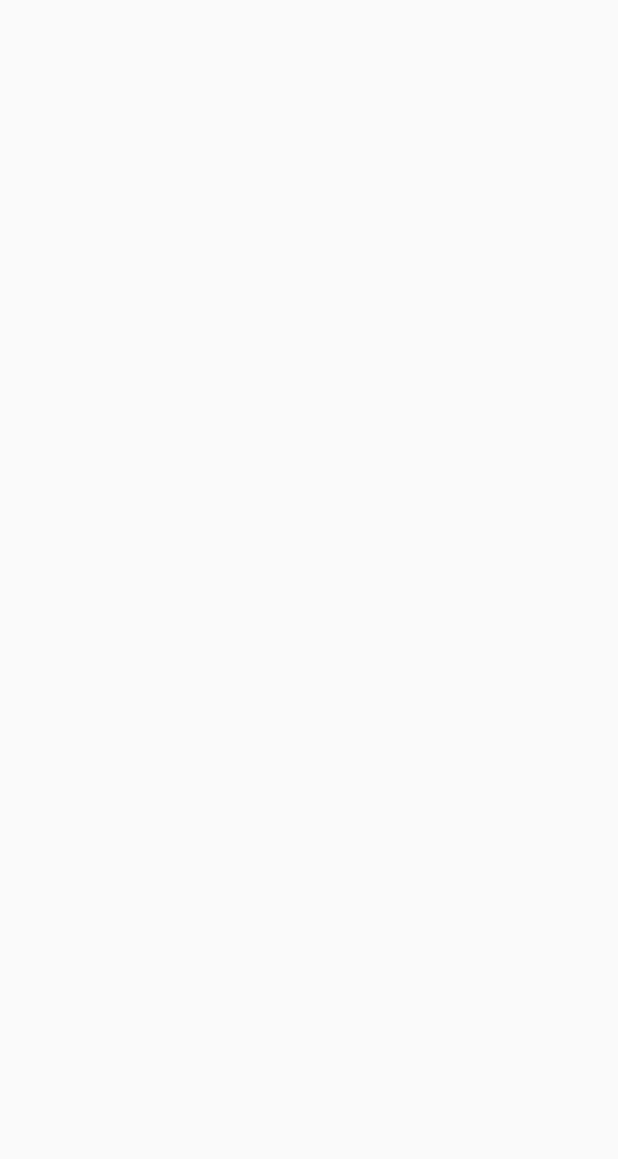
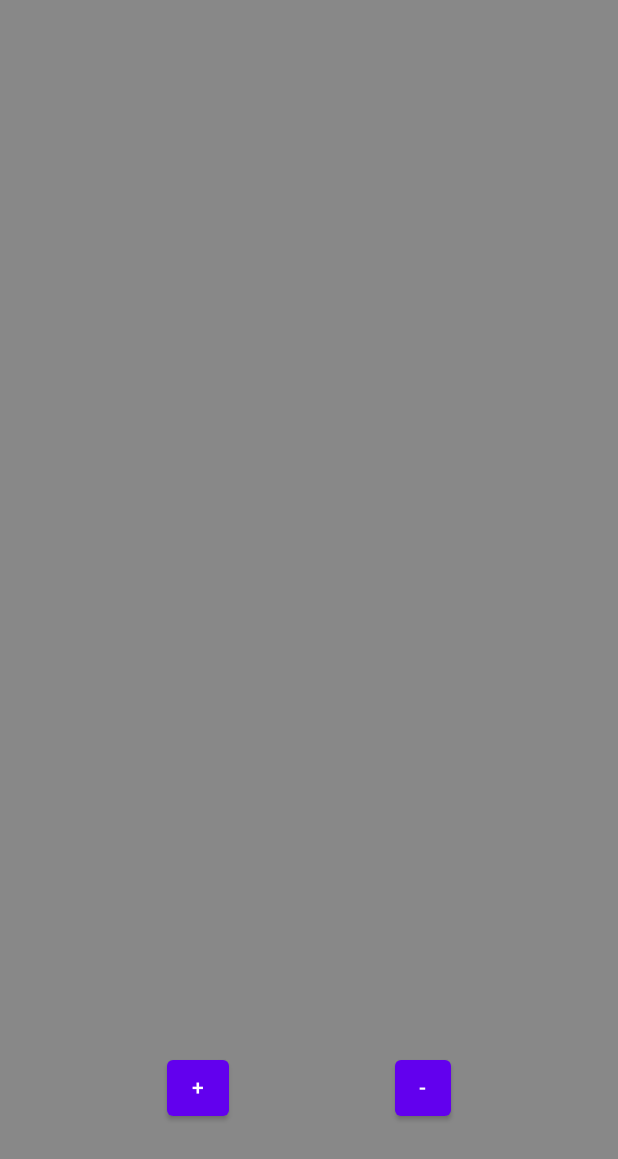
Before and after one commit to Pablit0x/DailyChallengeCards, an Android app built with Jetpack Compose: the screen it shows after launch (MainActivity), on a phone screen of 412 x 824 dp. Before the commit the part shown is empty. Shown: the top 1159 px of the screen. Run offline under Robolectric (Android 15) with nearby library versions, the phone set to English and light mode, and no system bars; our stand-ins replace Dagger/Hilt's generated code, Room's generated code.

Commit message:
Added repo admin buttons

```diff
--- a/app/src/main/java/com/pa/dailychallengecards/data/data_source/ChallengeDao.kt
+++ b/app/src/main/java/com/pa/dailychallengecards/data/data_source/ChallengeDao.kt
@@ -1,6 +1,7 @@
 package com.pa.dailychallengecards.data.data_source
 
 import androidx.room.Dao
+import androidx.room.Delete
 import androidx.room.Insert
 import androidx.room.Query
 import com.pa.dailychallengecards.domain.model.Challenge
@@ -36,4 +37,7 @@
 
     @Insert
     fun addChallenge(challenge: Challenge)
+
+    @Query("DELETE FROM Challenge")
+    fun deleteAllChallenges()
 }
--- a/app/src/main/java/com/pa/dailychallengecards/data/repository/ChallengeRepositoryImpl.kt
+++ b/app/src/main/java/com/pa/dailychallengecards/data/repository/ChallengeRepositoryImpl.kt
@@ -37,4 +37,8 @@
         challengeDao.getCompletedChallenges(completedStatus = completedStatus)
 
     override fun addChallenge(challenge: Challenge) = challengeDao.addChallenge(challenge)
+
+    override fun deleteAllChallenges() {
+        challengeDao.deleteAllChallenges()
+    }
 }
--- a/app/src/main/java/com/pa/dailychallengecards/di/AppModule.kt
+++ b/app/src/main/java/com/pa/dailychallengecards/di/AppModule.kt
@@ -44,7 +44,8 @@
             updateChallengeStatus = UpdateChallengeStatus(repository),
             rollDailySelection = RollDailySelection(repository),
             resetDailySelection = ResetDailySelection(repository),
-            addChallenge = AddChallenge(repository)
+            addChallenge = AddChallenge(repository),
+            deleteAllChallenges = DeleteAllChallenges(repository)
         )
     }
 
--- a/app/src/main/java/com/pa/dailychallengecards/domain/repository/ChallengeRepository.kt
+++ b/app/src/main/java/com/pa/dailychallengecards/domain/repository/ChallengeRepository.kt
@@ -26,4 +26,6 @@
     fun getCompletedChallenges(completedStatus: ChallengeStatus): Flow<List<Challenge>>
 
     fun addChallenge(challenge: Challenge)
+
+    fun deleteAllChallenges()
 }
--- a/app/src/main/java/com/pa/dailychallengecards/domain/use_case/ChallengeUseCases.kt
+++ b/app/src/main/java/com/pa/dailychallengecards/domain/use_case/ChallengeUseCases.kt
@@ -6,5 +6,6 @@
     val updateChallengeStatus: UpdateChallengeStatus,
     val rollDailySelection: RollDailySelection,
     val resetDailySelection: ResetDailySelection,
-    val addChallenge: AddChallenge
+    val addChallenge: AddChallenge,
+    val deleteAllChallenges: DeleteAllChallenges
 )
--- /dev/null
+++ b/app/src/main/java/com/pa/dailychallengecards/domain/use_case/DeleteAllChallenges.kt
@@ -0,0 +1,10 @@
+package com.pa.dailychallengecards.domain.use_case
+
+import com.pa.dailychallengecards.domain.model.Challenge
+import com.pa.dailychallengecards.domain.repository.ChallengeRepository
+
+class DeleteAllChallenges(
+    private val challengeRepository: ChallengeRepository
+) {
+    operator fun invoke() = challengeRepository.deleteAllChallenges()
+}
--- a/app/src/main/java/com/pa/dailychallengecards/presentation/challenges/ChallengeScreen.kt
+++ b/app/src/main/java/com/pa/dailychallengecards/presentation/challenges/ChallengeScreen.kt
@@ -1,15 +1,20 @@
 package com.pa.dailychallengecards.presentation.challenges
 
-import androidx.compose.foundation.layout.Arrangement
-import androidx.compose.foundation.layout.Column
-import androidx.compose.foundation.layout.fillMaxSize
+
+import androidx.compose.foundation.background
+import androidx.compose.foundation.layout.*
+import androidx.compose.material.Button
 import androidx.compose.material.Text
-import androidx.compose.runtime.Composable
-import androidx.compose.runtime.collectAsState
-import androidx.compose.runtime.getValue
+import androidx.compose.runtime.*
 import androidx.compose.ui.Alignment
 import androidx.compose.ui.Modifier
+import androidx.compose.ui.graphics.Color
+import androidx.compose.ui.unit.dp
 import androidx.hilt.navigation.compose.hiltViewModel
+import com.pa.dailychallengecards.R
+import com.pa.dailychallengecards.domain.model.Challenge
+import com.pa.dailychallengecards.domain.model.ChallengeDifficulty
+import com.pa.dailychallengecards.domain.model.ChallengeStatus
 
 @Composable
 fun ChallengesScreen(
@@ -18,16 +23,80 @@
     val dailySelection by viewModel.dailySelection.collectAsState(
         initial = emptyList()
     )
+    var tempInt by remember { mutableStateOf(0) }
+
+    //Background
+    Column(
+        modifier = Modifier
+            .fillMaxSize()
+            .background(Color.Gray),
+    ) {
+    }
+
+    //Challenge presentation
     Column(
         modifier = Modifier.fillMaxSize(),
+
         horizontalAlignment = Alignment.CenterHorizontally,
         verticalArrangement = Arrangement.Center
     ) {
+
         var result = ""
         dailySelection.forEach {
             result += "ID = ${it.id}, TITLE = ${it.title}, DESCRIPTION = ${it.description} \n\n"
         }
-        Text(text =result)
+        Text(text = result)
+        }
+
+
+    //Challenge Admin options
+    Column(
+        modifier = Modifier
+            .fillMaxSize()
+            .padding(0.dp, 0.dp, 0.dp, 80.dp),
+        horizontalAlignment = Alignment.CenterHorizontally,
+        verticalArrangement = Arrangement.Bottom
+        ) {
+        Row(
+            modifier = Modifier
+                .fillMaxHeight(0.05f)
+                .fillMaxWidth(),
+            horizontalArrangement = Arrangement.SpaceEvenly
+        ) {
+            Button(
+                modifier = Modifier
+                    .fillMaxHeight()
+                    .fillMaxWidth(0.1f),
+                onClick = { tempInt = addChallenge(tempInt, viewModel) }
+            ) {
+                Text(text = "+")
+            }
+
+            Button(
+                modifier = Modifier
+                    .fillMaxHeight()
+                    .fillMaxWidth(0.1f),
+                onClick = { viewModel.deleteAllChallenges() }
+            ) {
+                Text(text = "-")
+            }
+        }
+    }
     }
 
+
+fun addChallenge(id : Int, viewModel: ChallengesViewModel) : Int{
+    val newId = id + 1
+
+    val newChallenge = Challenge(
+        id = id,
+        title = "Test: $id",
+        description = "TestDescription",
+        image = R.drawable.the_background_image,
+        difficulty = ChallengeDifficulty.EASY,
+        status = ChallengeStatus.Active
+    )
+    viewModel.addChallenge(newChallenge)
+
+    return newId
 }
--- a/app/src/main/java/com/pa/dailychallengecards/presentation/challenges/ChallengesViewModel.kt
+++ b/app/src/main/java/com/pa/dailychallengecards/presentation/challenges/ChallengesViewModel.kt
@@ -40,6 +40,10 @@
         challengeUseCases.addChallenge(challenge = challenge)
     }
 
+    fun deleteAllChallenges() = viewModelScope.launch(Dispatchers.IO){
+        challengeUseCases.deleteAllChallenges()
+    }
+
 
     companion object {
         const val numberOfDailyChallenges = 3
```
